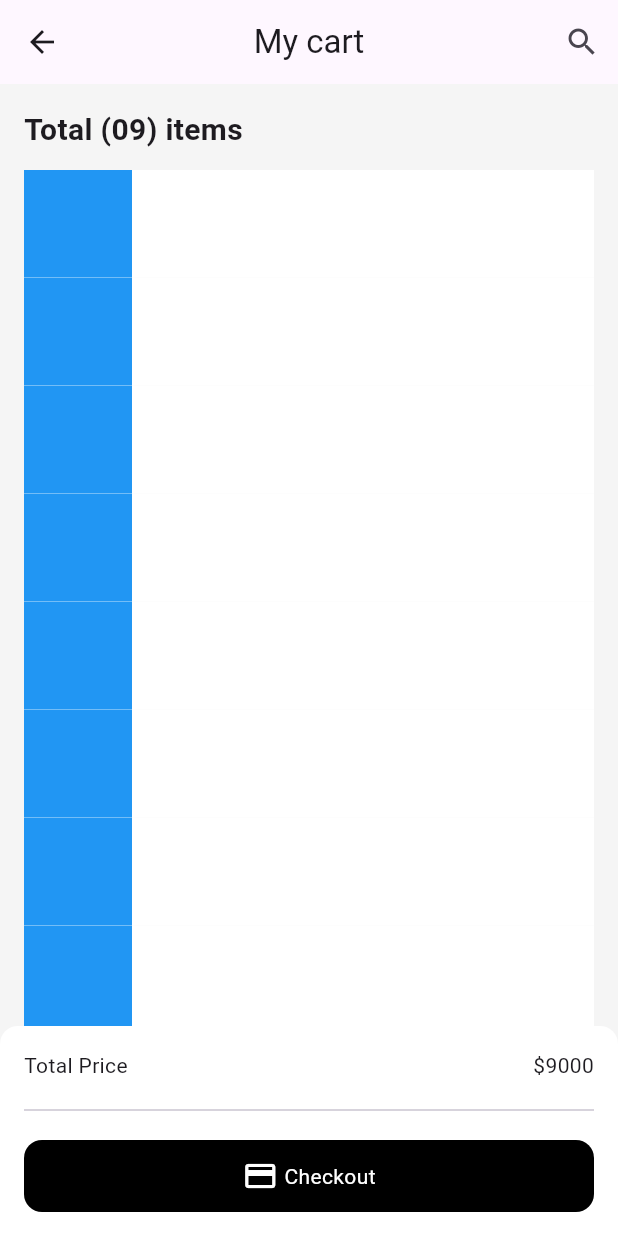
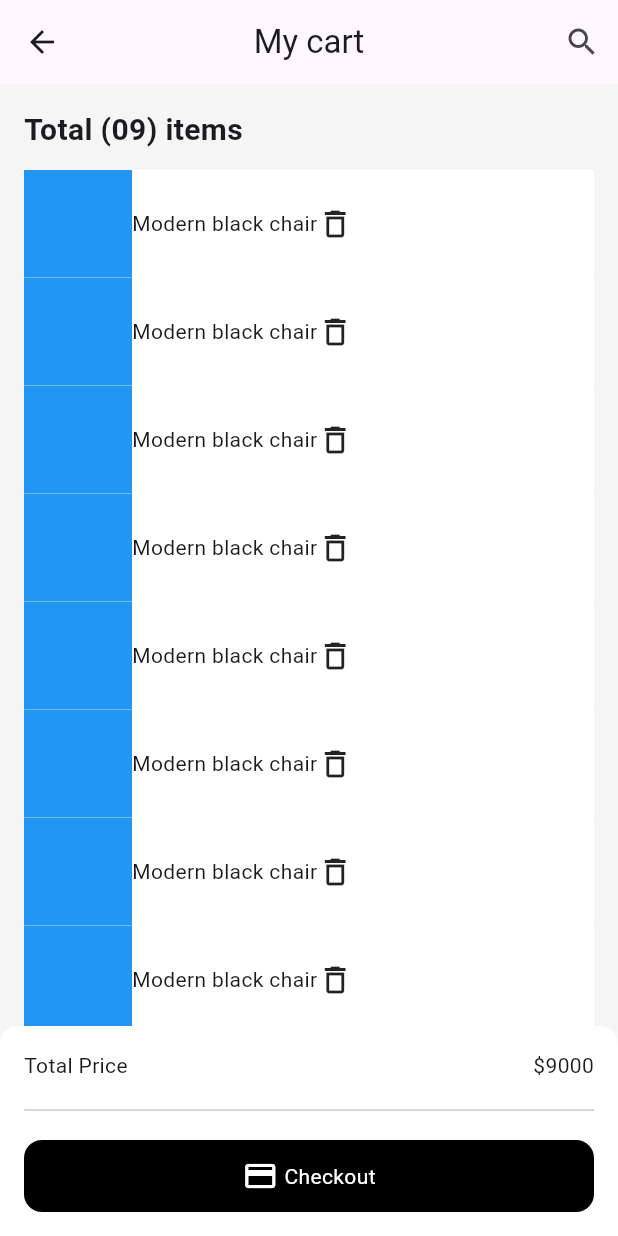
Before and after one commit to JAICHANGPARK/flutter_notebook_chapter_49, a Flutter app: the FurnitureCartPage screen opened directly, on a phone screen of 412 x 824 dp. Run offline on Flutter 3.47's test engine with Material 3 defaults, Android fonts, the phone set to English and light mode, and no system bars; our stand-ins replace dots_indicator, gap, google_fonts.

Commit message:
Update furniture_cart_page.dart

```diff
--- a/lib/ep2460_furniture_app/ui/furniture_cart_page.dart
+++ b/lib/ep2460_furniture_app/ui/furniture_cart_page.dart
@@ -30,23 +30,32 @@ class _FurnitureCartPageState extends State<FurnitureCartPage> {
                 children: [
                   Text(
                     "Total (09) items",
-                    style: TextStyle(fontWeight: FontWeight.bold,
-                    fontSize: 20,),
+                    style: TextStyle(fontWeight: FontWeight.bold, fontSize: 20),
                   ),
                   Expanded(
                     child: ListView.builder(
                       itemBuilder: (context, index) {
                         return Container(
-                          decoration: BoxDecoration(
-                            color: Colors.white,
-                          ),
+                          decoration: BoxDecoration(color: Colors.white),
                           child: Row(
                             children: [
                               Container(
                                 height: 72,
                                 width: 72,
                                 color: Colors.blue,
-                              )
+                              ),
+                              Expanded(
+                                child: Column(
+                                  children: [
+                                    Row(
+                                      children: [
+                                        Text("Modern black chair"),
+                                        Icon(Icons.delete_outline),
+                                      ],
+                                    ),
+                                  ],
+                                ),
+                              ),
                             ],
                           ),
                         );
```
